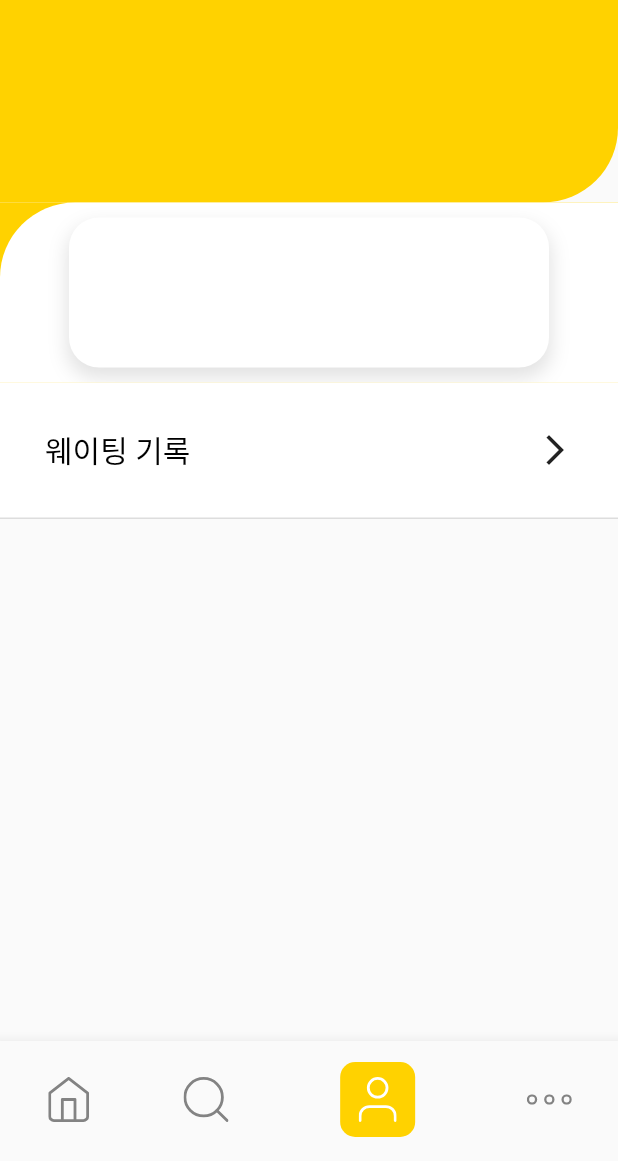
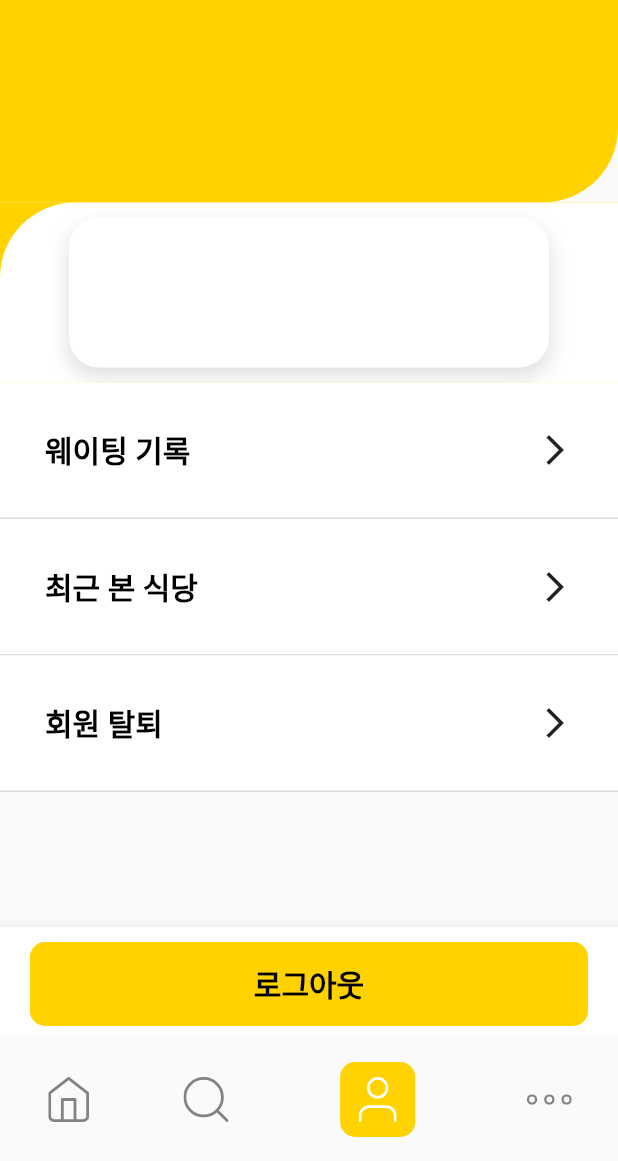
Before and after one commit to SuhyungK/Simollu, a Flutter app: the screen it shows after launch, item 3 of the bottom bar chosen, on a phone screen of 412 x 824 dp, the part 75-1236 px from its top. Run offline on Flutter 3.47's test engine with Material 2 defaults, Android fonts, the phone set to English and light mode, and no system bars; our stand-ins replace flutter_svg, get.

Commit message:
[FE] feat: 마이 페이지 구현

```diff
--- a/simollu_front/lib/views/my_page.dart
+++ b/simollu_front/lib/views/my_page.dart
@@ -38,8 +38,7 @@ class MyPageState extends State<MyPage> with SingleTickerProviderStateMixin {
           ),
         ),
       ),
-      body: SizedBox(
-        child: Column(
+      body: Column(
         children: [
           // 노란색 박스
           // 프로필 이미지, 닉네임, 화살표 버튼
@@ -114,6 +113,69 @@ class MyPageState extends State<MyPage> with SingleTickerProviderStateMixin {
                         style: TextStyle(
                           color: Colors.black,
                           fontSize: 20,
+                          fontWeight: FontWeight.bold,
+                        ),
+                      ),
+                      Icon(Icons.arrow_forward_ios_outlined),
+                    ],
+                  ),
+                ),
+              ),
+              GestureDetector(
+                onTap: () {
+                  print('최근 본 식당');
+                },
+                child: Container(
+                  padding: EdgeInsets.all(30),
+                  decoration: BoxDecoration(
+                    color: Colors.white,
+                    border: Border(
+                      bottom: BorderSide(
+                        color: Color(0xFFDDDDDD),
+                        width: 1,
+                      ),
+                    ),
+                  ),
+                  child: Row(
+                    mainAxisAlignment: MainAxisAlignment.spaceBetween,
+                    children: const [
+                      Text(
+                        '최근 본 식당',
+                        style: TextStyle(
+                          color: Colors.black,
+                          fontSize: 20,
+                          fontWeight: FontWeight.bold,
+                        ),
+                      ),
+                      Icon(Icons.arrow_forward_ios_outlined),
+                    ],
+                  ),
+                ),
+              ),
+              GestureDetector(
+                onTap: () {
+                  print('회원 탈퇴');
+                },
+                child: Container(
+                  padding: EdgeInsets.all(30),
+                  decoration: BoxDecoration(
+                    color: Colors.white,
+                    border: Border(
+                      bottom: BorderSide(
+                        color: Color(0xFFDDDDDD),
+                        width: 1,
+                      ),
+                    ),
+                  ),
+                  child: Row(
+                    mainAxisAlignment: MainAxisAlignment.spaceBetween,
+                    children: const [
+                      Text(
+                        '회원 탈퇴',
+                        style: TextStyle(
+                          color: Colors.black,
+                          fontSize: 20,
+                          fontWeight: FontWeight.bold,
                         ),
                       ),
                       Icon(Icons.arrow_forward_ios_outlined),
@@ -125,8 +187,35 @@ class MyPageState extends State<MyPage> with SingleTickerProviderStateMixin {
           ),
         ],
       ),
+      bottomNavigationBar: BottomAppBar(
+        child: Padding(
+          padding: EdgeInsets.symmetric(horizontal: 20, vertical: 10),
+          child: TextButton(
+              onPressed: () {},
+              style: ButtonStyle(
+                alignment: Alignment.center,
+                backgroundColor: MaterialStateProperty.all(
+                  Color(0xFFFFD200),
                 ),
-      // Footer
+                shape: MaterialStateProperty.all<RoundedRectangleBorder>(
+                  RoundedRectangleBorder(
+                    borderRadius: BorderRadius.circular(10),
+                  ),
+                ),
+              ),
+              child: Padding(
+                padding: EdgeInsets.all(5),
+                child: Text(
+                  '로그아웃',
+                  style: TextStyle(
+                    fontSize: 20,
+                    color: Colors.black,
+                    fontWeight: FontWeight.bold,
+                  ),
+                ),
+              )),
+        ),
+      ),
     );
   }
 }
```
Lines whose indentation alone changed are shown as unchanged.
